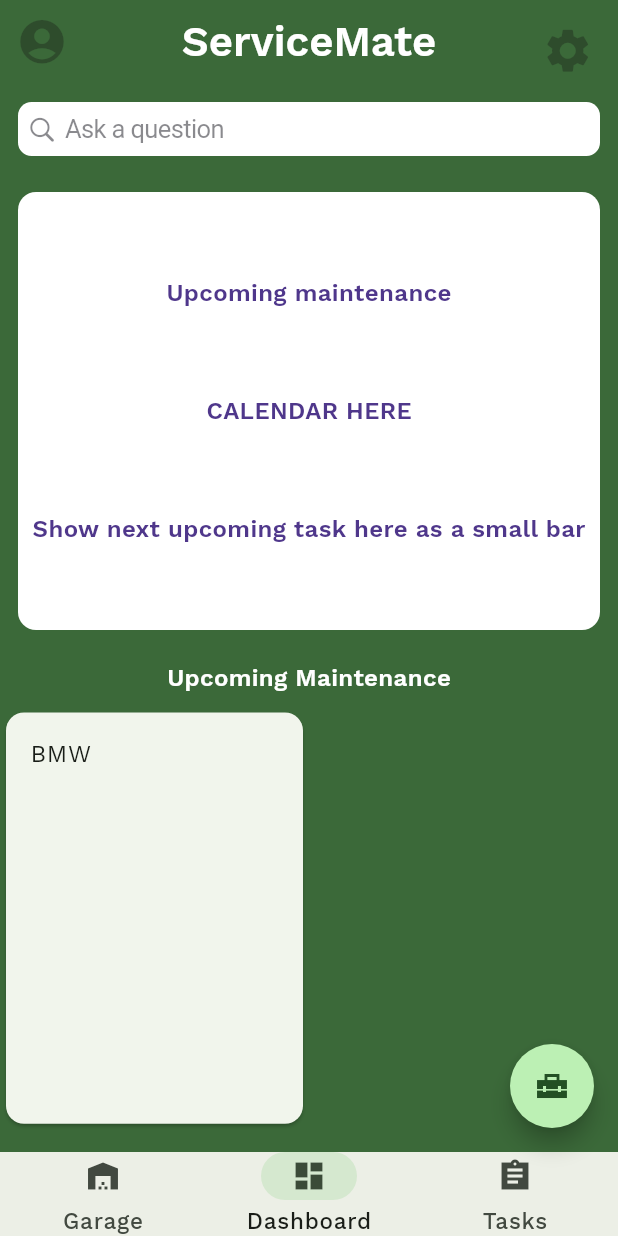
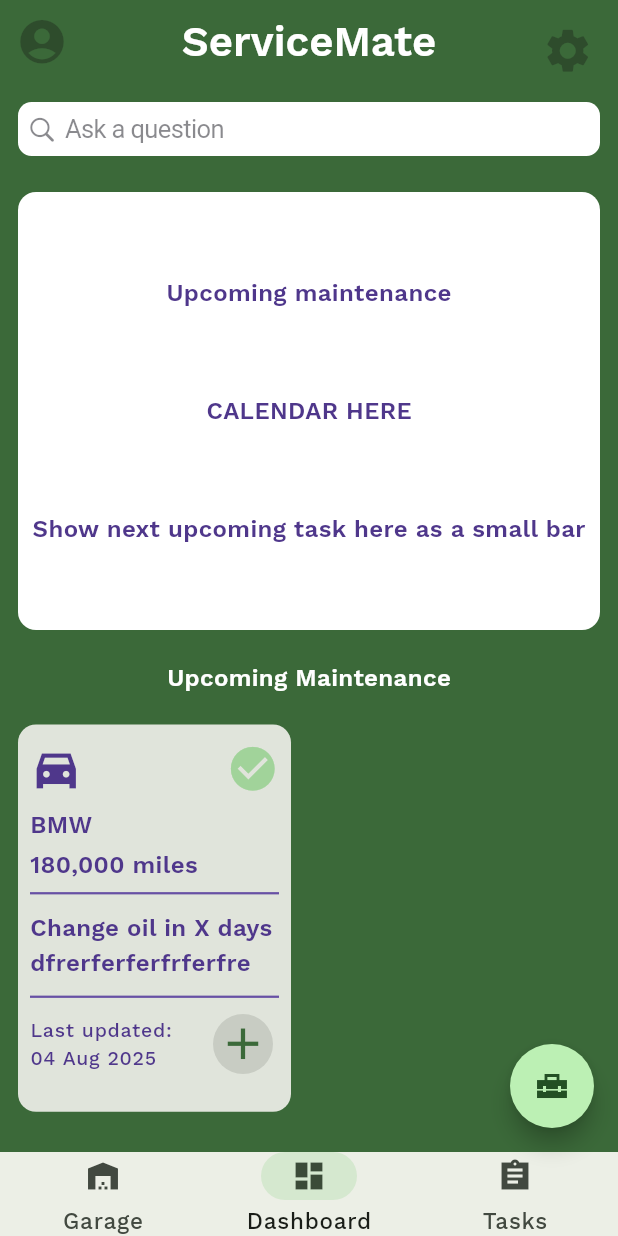
Before and after one commit to dc-4987/maintenance-tracker-app, a Flutter app: the screen it shows after launch, on a phone screen of 412 x 824 dp. Run offline on Flutter 3.47's test engine with Material 3 defaults, Android fonts, the light colour scheme and no system bars; drawn by our look-alikes of flutter_speed_dial; our stand-ins replace sqflite; accounts and stored records are empty.

Commit message:
Smaller reusable widgets - equipment card UI designed

```diff
--- a/lib/widgets/equipment_card.dart
+++ b/lib/widgets/equipment_card.dart
@@ -7,8 +7,121 @@ class EquipmentCard extends StatelessWidget {
 
   @override
   Widget build(BuildContext context) {
-    return Card(
-      child: ListTile(title: Text(title)),
+    return Padding(
+      padding: const EdgeInsets.all(8.0),
+      child: SizedBox(
+        width: 180, // only fix the width
+        child: Card.filled(
+          child: Padding(
+            padding: const EdgeInsets.all(8.0),
+            child: Column(
+              mainAxisSize: MainAxisSize.min, // height wraps content
+              mainAxisAlignment: MainAxisAlignment.start,
+              crossAxisAlignment: CrossAxisAlignment.center,
+              children: [
+                // 1st row: icons
+                Padding(
+                  padding: const EdgeInsets.symmetric(vertical: 4.0),
+                  child: Row(
+                    mainAxisAlignment: MainAxisAlignment.spaceBetween,
+                    children: [
+                      Icon(Icons.directions_car_filled_sharp, size: 35),
+                      Icon(
+                        Icons.check_circle,
+                        size: 35,
+                        color: Theme.of(context).colorScheme.primaryFixedDim,
+                      ),
+                    ],
+                  ),
+                ),
+                // 2nd row: title
+                Padding(
+                  padding: const EdgeInsets.symmetric(vertical: 4.0),
+                  child: Row(
+                    mainAxisAlignment: MainAxisAlignment.start,
+                    children: [
+                      Flexible(
+                        child: Text(
+                          title,
+                          softWrap: true,
+                          overflow: TextOverflow.visible,
+                          maxLines: 3,
+                        ),
+                      ),
+                    ],
+                  ),
+                ),
+
+                // 3rd row: mileage
+                Row(
+                  mainAxisAlignment: MainAxisAlignment.start,
+                  children: [
+                    Flexible(
+                      child: Text(
+                        "180,000 miles",
+                        softWrap: true,
+                        overflow: TextOverflow.ellipsis,
+                      ),
+                    ),
+                  ],
+                ),
+                Divider(),
+                // 4th row: upcoming task
+                Padding(
+                  padding: const EdgeInsets.symmetric(vertical: 4.0),
+                  child: Row(
+                    mainAxisAlignment: MainAxisAlignment.start,
+                    children: [
+                      Flexible(
+                        child: Text(
+                          "Change oil in X days dfrerferferfrferfre", // your longer string
+                          softWrap: true,
+                          overflow: TextOverflow.visible,
+                          maxLines: 2,
+                        ),
+                      ),
+                    ],
+                  ),
+                ),
+                Divider(),
+                // 5th row: action button
+                // TODO the button will have options to: be able to mark tasks as done, update usage
+                Row(
+                  mainAxisAlignment: MainAxisAlignment.end,
+                  children: [
+                    Flexible(
+                      fit: FlexFit.tight,
+                      child: Text(
+                        "Last updated: \n04 Aug 2025",
+                        style: Theme.of(context).textTheme.labelSmall,
+                        softWrap: true,
+                        overflow: TextOverflow.visible,
+                        maxLines: 2,
+                      ),
+                    ),
+                    IconButton.filled(
+                      onPressed: null,
+                      alignment: Alignment.center,
+                      icon: LayoutBuilder(
+                        builder: (ctx, constraints) => FittedBox(
+                          fit: BoxFit.scaleDown,
+                          child: Icon(
+                            Icons.add,
+                            color: Theme.of(context).colorScheme.primary,
+                            size: 35,
+                          ),
+                        ),
+                      ),
+                      padding: EdgeInsets.zero,
+                      color: Theme.of(context).colorScheme.primaryContainer,
+                    ),
+                  ],
+                ),
+              ],
+            ),
+          ),
+        ),
+      ),
     );
   }
 }
```
Also changed, not shown: lib/widgets/calendar_card.dart (added).
